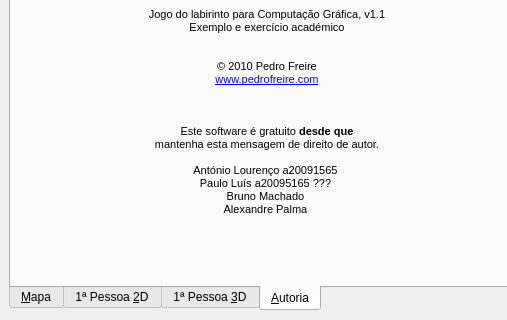
Qt form cg-maze-src/mainwindow.ui (kassaus/cg-paba-2011) before a commit; both pictures show x 0 to 507 and y 110 to 430 of the 640 by 430 pixel window.
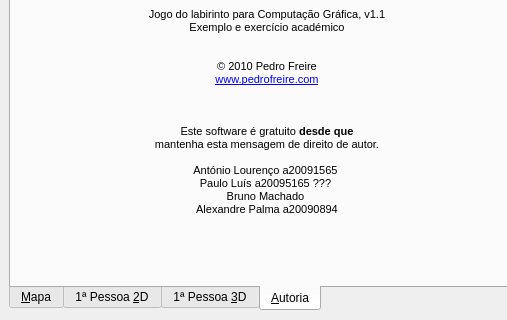
The same form after that commit. Icons and pictures are not drawn. Custom widgets are drawn as their Qt base class.

```diff
--- a/cg-maze-src/mainwindow.ui
+++ b/cg-maze-src/mainwindow.ui
@@ -492,16 +492,16 @@
 &lt;p style=&quot;-qt-paragraph-type:empty; margin-top:0px; margin-bottom:0px; margin-left:0px; margin-right:0px; -qt-block-indent:0; text-indent:0px; font-size:8pt;&quot;&gt;&lt;/p&gt;
 &lt;p style=&quot;-qt-paragraph-type:empty; margin-top:0px; margin-bottom:0px; margin-left:0px; margin-right:0px; -qt-block-indent:0; text-indent:0px; font-size:8pt;&quot;&gt;&lt;/p&gt;
 &lt;p style=&quot; margin-top:0px; margin-bottom:0px; margin-left:0px; margin-right:0px; -qt-block-indent:0; text-indent:0px;&quot;&gt;&lt;span style=&quot; font-size:8pt;&quot;&gt;© 2010 Pedro Freire&lt;/span&gt;&lt;/p&gt;
-&lt;p style=&quot; margin-top:0px; margin-bottom:0px; margin-left:0px; margin-right:0px; -qt-block-indent:0; text-indent:0px;&quot;&gt;&lt;a href=&quot;http://www.pedrofreire.com/&quot;&gt;&lt;span style=&quot; font-size:8pt; color:#0000ff;&quot;&gt;www.pedrofreire.com&lt;/span&gt;&lt;/a&gt;&lt;/p&gt;
+&lt;p style=&quot; margin-top:0px; margin-bottom:0px; margin-left:0px; margin-right:0px; -qt-block-indent:0; text-indent:0px;&quot;&gt;&lt;a href=&quot;http://www.pedrofreire.com/&quot;&gt;&lt;span style=&quot; font-size:8pt; text-decoration: underline; color:#0000ff;&quot;&gt;www.pedrofreire.com&lt;/span&gt;&lt;/a&gt;&lt;/p&gt;
 &lt;p style=&quot;-qt-paragraph-type:empty; margin-top:0px; margin-bottom:0px; margin-left:0px; margin-right:0px; -qt-block-indent:0; text-indent:0px; font-size:8pt;&quot;&gt;&lt;/p&gt;
 &lt;p style=&quot; margin-top:0px; margin-bottom:0px; margin-left:0px; margin-right:0px; -qt-block-indent:0; text-indent:0px;&quot;&gt;&lt;a href=&quot;http://creativecommons.org/licenses/by-nc-sa/2.5/pt/&quot;&gt;&lt;img src=&quot;:/mainwindow/imgs/mainwindow.icon.cc.png&quot; /&gt;&lt;/a&gt;&lt;/p&gt;
 &lt;p style=&quot;-qt-paragraph-type:empty; margin-top:0px; margin-bottom:0px; margin-left:0px; margin-right:0px; -qt-block-indent:0; text-indent:0px; font-size:8pt;&quot;&gt;&lt;/p&gt;
 &lt;p style=&quot; margin-top:0px; margin-bottom:0px; margin-left:0px; margin-right:0px; -qt-block-indent:0; text-indent:0px;&quot;&gt;&lt;span style=&quot; font-size:8pt;&quot;&gt;Este software é gratuito &lt;/span&gt;&lt;span style=&quot; font-size:8pt; font-weight:600;&quot;&gt;desde que&lt;/span&gt;&lt;span style=&quot; font-size:8pt;&quot;&gt;&lt;br /&gt;mantenha esta mensagem de direito de autor.&lt;/span&gt;&lt;/p&gt;
-&lt;p style=&quot; margin-top:0px; margin-bottom:0px; margin-left:0px; margin-right:0px; -qt-block-indent:0; text-indent:0px;&quot;&gt;&lt;span style=&quot; font-family:'MS Shell Dlg 2,sans-serif'; font-size:8pt;&quot;&gt; &lt;/span&gt; &lt;/p&gt;
-&lt;p style=&quot; margin-top:0px; margin-bottom:0px; margin-left:0px; margin-right:0px; -qt-block-indent:0; text-indent:0px;&quot;&gt;&lt;span style=&quot; font-family:'MS Shell Dlg 2,sans-serif'; font-size:8pt;&quot;&gt;António Lourenço a20091565&lt;/span&gt; &lt;/p&gt;
-&lt;p style=&quot; margin-top:0px; margin-bottom:0px; margin-left:0px; margin-right:0px; -qt-block-indent:0; text-indent:0px;&quot;&gt;&lt;span style=&quot; font-family:'MS Shell Dlg 2,sans-serif'; font-size:8pt;&quot;&gt;Paulo Luís a20095165 ???&lt;/span&gt; &lt;/p&gt;
-&lt;p style=&quot; margin-top:0px; margin-bottom:0px; margin-left:0px; margin-right:0px; -qt-block-indent:0; text-indent:0px;&quot;&gt;&lt;span style=&quot; font-family:'MS Shell Dlg 2,sans-serif'; font-size:8pt;&quot;&gt;Bruno Machado&lt;/span&gt; &lt;/p&gt;
-&lt;p style=&quot; margin-top:0px; margin-bottom:0px; margin-left:0px; margin-right:0px; -qt-block-indent:0; text-indent:0px;&quot;&gt;&lt;span style=&quot; font-family:'MS Shell Dlg 2,sans-serif'; font-size:8pt;&quot;&gt;Alexandre Palma&lt;/span&gt; &lt;/p&gt;
+&lt;p style=&quot; margin-top:0px; margin-bottom:0px; margin-left:0px; margin-right:0px; -qt-block-indent:0; text-indent:0px;&quot;&gt;&lt;span style=&quot; font-family:'MS Shell Dlg 2,sans-serif'; font-size:8pt;&quot;&gt; &lt;/span&gt;&lt;span style=&quot; font-size:8pt;&quot;&gt; &lt;/span&gt;&lt;/p&gt;
+&lt;p style=&quot; margin-top:0px; margin-bottom:0px; margin-left:0px; margin-right:0px; -qt-block-indent:0; text-indent:0px;&quot;&gt;&lt;span style=&quot; font-family:'MS Shell Dlg 2,sans-serif'; font-size:8pt;&quot;&gt;António Lourenço a20091565&lt;/span&gt;&lt;span style=&quot; font-size:8pt;&quot;&gt; &lt;/span&gt;&lt;/p&gt;
+&lt;p style=&quot; margin-top:0px; margin-bottom:0px; margin-left:0px; margin-right:0px; -qt-block-indent:0; text-indent:0px;&quot;&gt;&lt;span style=&quot; font-family:'MS Shell Dlg 2,sans-serif'; font-size:8pt;&quot;&gt;Paulo Luís a20095165 ???&lt;/span&gt;&lt;span style=&quot; font-size:8pt;&quot;&gt; &lt;/span&gt;&lt;/p&gt;
+&lt;p style=&quot; margin-top:0px; margin-bottom:0px; margin-left:0px; margin-right:0px; -qt-block-indent:0; text-indent:0px;&quot;&gt;&lt;span style=&quot; font-family:'MS Shell Dlg 2,sans-serif'; font-size:8pt;&quot;&gt;Bruno Machado&lt;/span&gt;&lt;span style=&quot; font-size:8pt;&quot;&gt; &lt;/span&gt;&lt;/p&gt;
+&lt;p style=&quot; margin-top:0px; margin-bottom:0px; margin-left:0px; margin-right:0px; -qt-block-indent:0; text-indent:0px;&quot;&gt;&lt;span style=&quot; font-family:'MS Shell Dlg 2,sans-serif'; font-size:8pt;&quot;&gt;Alexandre Palma&lt;/span&gt;&lt;span style=&quot; font-size:8pt;&quot;&gt; a20090894&lt;/span&gt;&lt;/p&gt;
 &lt;p style=&quot;-qt-paragraph-type:empty; margin-top:0px; margin-bottom:0px; margin-left:0px; margin-right:0px; -qt-block-indent:0; text-indent:0px; font-size:8pt;&quot;&gt;&lt;/p&gt;&lt;/body&gt;&lt;/html&gt;</string>
             </property>
             <property name="alignment">
```
